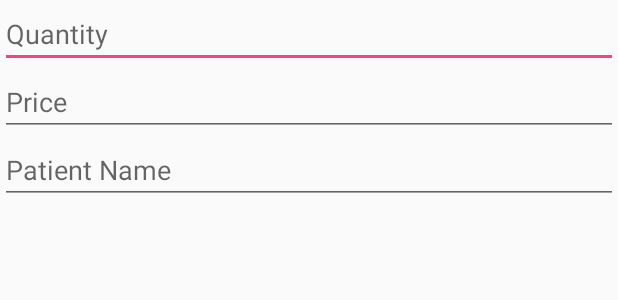
After one commit to papsofts/MedInventory, an Android app: the layout product_dispense_form.xml on its own in the app's theme, with its tools: preview values and no code run, on a phone screen of 412 x 824 dp. The commit adds this screen. Shown: the top 300 px of the screen. Run offline under Robolectric (Android 15) with nearby library versions, the phone set to English and light mode, and no system bars.

```diff
--- a/app/src/main/java/com/example/medinventory/ObjectProduct.java
+++ b/app/src/main/java/com/example/medinventory/ObjectProduct.java
@@ -5,7 +5,6 @@ class ObjectProduct {
     int id;
     String productName;
     String productType;
-    String currentStock;
 
     ObjectProduct(){
 
--- a/app/src/main/java/com/example/medinventory/TableControllerProduct.java
+++ b/app/src/main/java/com/example/medinventory/TableControllerProduct.java
@@ -36,7 +36,6 @@ public class TableControllerProduct extends DatabaseHandler {
         String sql = "SELECT * FROM products";
         int recordCount = db.rawQuery(sql, null).getCount();
         db.close();
-
         return recordCount;
 
     }
@@ -130,4 +129,6 @@ public class TableControllerProduct extends DatabaseHandler {
         return objectProduct;
 
     }
+
+
 }
--- /dev/null
+++ b/app/src/main/res/layout/product_dispense_form.xml
@@ -0,0 +1,36 @@
+<RelativeLayout xmlns:android="http://schemas.android.com/apk/res/android"
+    xmlns:tools="http://schemas.android.com/tools"
+    android:layout_width="match_parent"
+    android:layout_height="match_parent" >
+
+    <EditText
+        android:id="@+id/editTextQuantity"
+        android:layout_width="match_parent"
+        android:layout_height="wrap_content"
+        android:layout_alignParentLeft="true"
+        android:layout_alignParentTop="true"
+        android:hint="@string/quantity"
+        android:singleLine="true" >
+        <requestFocus />
+    </EditText>
+
+    <EditText
+        android:id="@+id/editTextPrice"
+        android:layout_width="match_parent"
+        android:layout_height="wrap_content"
+        android:layout_alignParentLeft="true"
+        android:layout_below="@+id/editTextQuantity"
+        android:hint="@string/price"
+        android:singleLine="true" />
+
+    <EditText
+    android:id="@+id/editTextPatient"
+    android:layout_width="match_parent"
+    android:layout_height="wrap_content"
+    android:layout_alignParentLeft="true"
+    android:layout_below="@+id/editTextPrice"
+    android:hint="@string/patient_name"
+    android:singleLine="true" />
+
+
+</RelativeLayout>
--- a/app/src/main/res/values/strings.xml
+++ b/app/src/main/res/values/strings.xml
@@ -8,4 +8,8 @@
     <string name="product_list">Product List</string>
     <string name="medicine_inventory">Medicine Inventory</string>
     <string name="medicine_inventory_header">Medicine Inventory</string>
+    <string name="quantity">Quantity</string>
+    <string name="price">Price</string>
+    <string name="dealer">Dealer</string>
+    <string name="patient_name">Patient Name</string>
 </resources>
```
Also changed, not shown: app/src/main/java/com/example/medinventory/MainActivity.java (+49 -1 lines), app/src/main/java/com/example/medinventory/OnLongClickListenerProdcutRecord.java (+97 -5 lines), app/src/main/java/com/example/medinventory/TableControllerDispensed.java (+22 -0 lines), app/src/main/java/com/example/medinventory/TableControllerPurchased.java (+23 -1 lines), app/src/main/res/layout/product_purchase_form.xml (added, +34 -0 lines).
